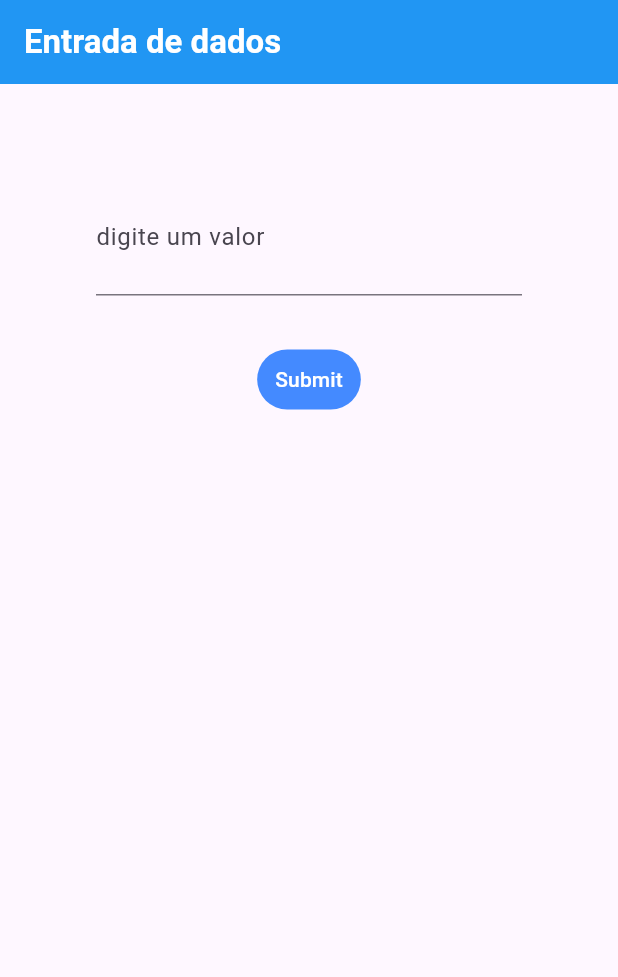
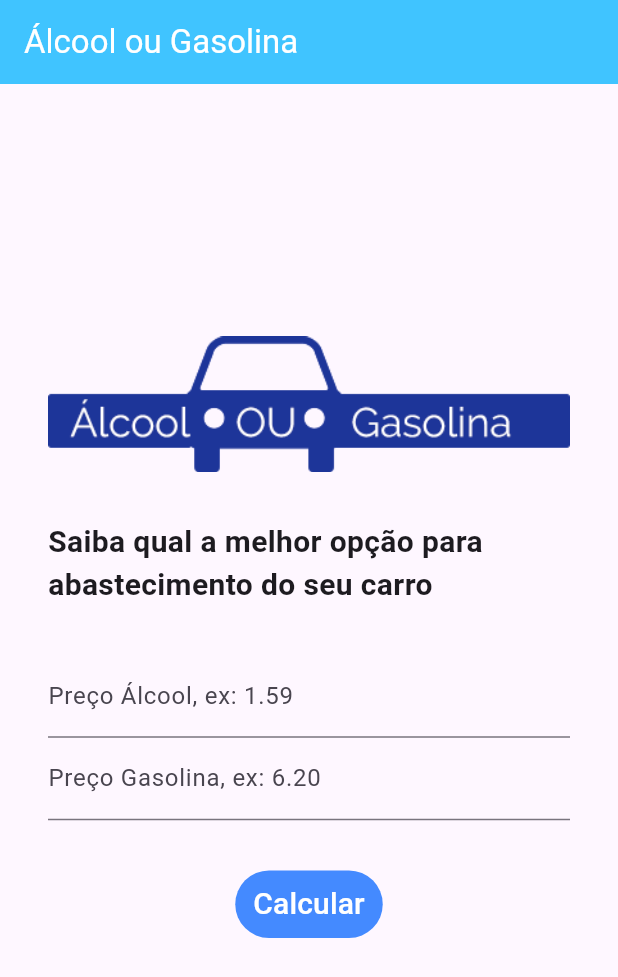
Before and after one commit to MauricioSts/APP_alcool-ou-gasolina, a Flutter app: the screen it shows after launch, on a phone screen of 412 x 824 dp. Shown: the top 977 px of the screen. Run offline on Flutter 3.47's test engine with Material 3 defaults, Android fonts, the phone set to English and light mode, and no system bars.

Commit message:
app 100% finalizado

```diff
--- a/lib/CampoTexto.dart
+++ /dev/null
@@ -1,56 +0,0 @@
-import 'package:flutter/material.dart';
-
-class Campotexto extends StatefulWidget {
-  const Campotexto({super.key});
-
-  @override
-  State<Campotexto> createState() => _CampotextoState();
-}
-
-class _CampotextoState extends State<Campotexto> {
-  TextEditingController _textEditingController = TextEditingController();
-
-  @override
-  Widget build(BuildContext context) {
-    return Scaffold(
-      appBar: AppBar(
-        backgroundColor: Colors.blue,
-        title: Text(
-          "Entrada de dados",
-          style: TextStyle(color: Colors.white, fontWeight: FontWeight.bold),
-        ),
-      ),
-      body: Center(
-        child: Container(
-          padding: EdgeInsets.all(32),
-          child: Column(
-            children: <Widget>[
-              Padding(
-                padding: EdgeInsets.all(32),
-                child: TextField(
-                  keyboardType: TextInputType.number,
-                  decoration: InputDecoration(labelText: "digite um valor"),
-                  style: TextStyle(fontSize: 30, color: Colors.green),
-                  /* onChanged: (String texto) {
-                    print("valor digitado: " + texto);
-                  },*/
-                  onSubmitted: (String texto) {
-                    print("valor digitado:" + texto);
-                  },
-                  controller: _textEditingController,
-                ),
-              ),
-              TextButton(
-                onPressed: () {
-                  print("valor digitado:" + _textEditingController.text);
-                },
-                child: Text("Submit", style: TextStyle(color: Colors.white)),
-                style: TextButton.styleFrom(backgroundColor: Colors.blueAccent),
-              ),
-            ],
-          ),
-        ),
-      ),
-    );
-  }
-}
--- /dev/null
+++ b/lib/Home.dart
@@ -0,0 +1,111 @@
+import 'package:flutter/material.dart';
+
+class Home extends StatefulWidget {
+  const Home({super.key});
+
+  @override
+  State<Home> createState() => _HomeState();
+}
+
+class _HomeState extends State<Home> {
+  TextEditingController _alcool = TextEditingController();
+  TextEditingController _gasolina = TextEditingController();
+
+  var melhorOpcao = "";
+
+  void calcularMelhorOpcao() {
+    double? alcool = double.tryParse(_alcool.text);
+    double? gasolina = double.tryParse(_gasolina.text);
+
+    if (alcool == null || gasolina == null || gasolina == 0) {
+      setState(() {
+        melhorOpcao = "Digite valores válidos!";
+      });
+      return;
+    }
+
+    double resultado = alcool / gasolina;
+
+    setState(() {
+      if (resultado <= 0.70) {
+        melhorOpcao = "Abasteça com Álcool!";
+      } else {
+        melhorOpcao = "Abasteça com Gasolina!";
+      }
+    });
+  }
+
+  void limparCampos() {
+    _alcool.text = "";
+    _gasolina.text = "";
+  }
+
+  @override
+  Widget build(BuildContext context) {
+    return Scaffold(
+      appBar: AppBar(
+        title: Text(
+          "Álcool ou Gasolina",
+          style: TextStyle(color: Colors.white),
+        ),
+        backgroundColor: Colors.lightBlueAccent,
+      ),
+      body: Center(
+        child: Container(
+          padding: EdgeInsets.all(32),
+          child: SingleChildScrollView(
+            child: Column(
+              crossAxisAlignment: CrossAxisAlignment.center,
+              children: <Widget>[
+                Padding(padding: EdgeInsets.only(bottom: 32)),
+                Image.asset("images/logo.png"),
+                Padding(padding: EdgeInsets.only(bottom: 32)),
+                Text(
+                  "Saiba qual a melhor opção para abastecimento do seu carro",
+                  style: TextStyle(fontSize: 20, fontWeight: FontWeight.bold),
+                ),
+                Padding(padding: EdgeInsets.only(bottom: 32)),
+                TextField(
+                  keyboardType: TextInputType.number,
+                  decoration: InputDecoration(
+                    labelText: "Preço Álcool, ex: 1.59",
+                  ),
+                  style: TextStyle(fontSize: 15),
+                  controller: _alcool,
+                ),
+
+                TextField(
+                  keyboardType: TextInputType.number,
+                  decoration: InputDecoration(
+                    labelText: "Preço Gasolina, ex: 6.20",
+                  ),
+                  style: TextStyle(fontSize: 15),
+                  controller: _gasolina,
+                ),
+                Padding(padding: EdgeInsets.only(bottom: 32)),
+                TextButton(
+                  style: TextButton.styleFrom(
+                    backgroundColor: Colors.blueAccent,
+                  ),
+                  onPressed: () {
+                    calcularMelhorOpcao();
+                    limparCampos();
+                  },
+                  child: Text(
+                    "Calcular",
+                    style: TextStyle(fontSize: 20, color: Colors.white),
+                  ),
+                ),
+                Padding(padding: EdgeInsets.only(bottom: 32)),
+                Text(
+                  melhorOpcao,
+                  style: TextStyle(fontSize: 20, fontWeight: FontWeight.bold),
+                ),
+              ],
+            ),
+          ),
+        ),
+      ),
+    );
+  }
+}
--- a/lib/main.dart
+++ b/lib/main.dart
@@ -1,6 +1,6 @@
-import 'package:app_entrada_de_dados/CampoTexto.dart';
+import 'package:app_entrada_de_dados/Home.dart';
 import 'package:flutter/material.dart';
 
 void main() {
-  runApp(MaterialApp(home: Campotexto(), debugShowCheckedModeBanner: false));
+  runApp(MaterialApp(home: Home(), debugShowCheckedModeBanner: false));
 }
--- a/pubspec.yaml
+++ b/pubspec.yaml
@@ -61,7 +61,8 @@ flutter:
   # assets:
   #   - images/a_dot_burr.jpeg
   #   - images/a_dot_ham.jpeg
-
+  assets:
+    - images/logo.png
   # An image asset can refer to one or more resolution-specific "variants", see
   # https://flutter.dev/to/resolution-aware-images
 
```
Also changed, not shown: images/logo.png (added).
